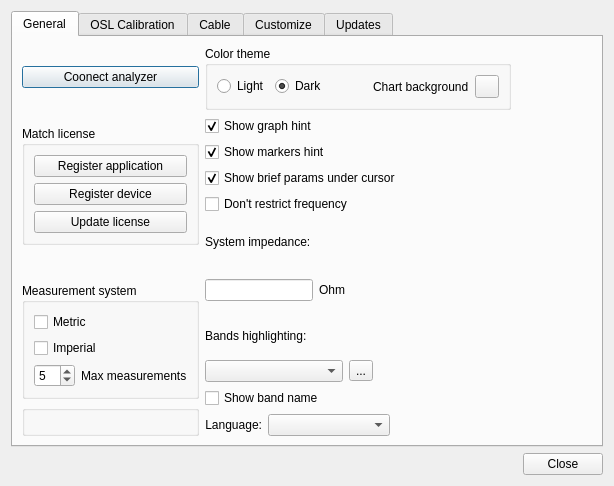
Before: the Qt Designer form settings.ui in rigexpert/AntScope2, drawn with Qt 5.
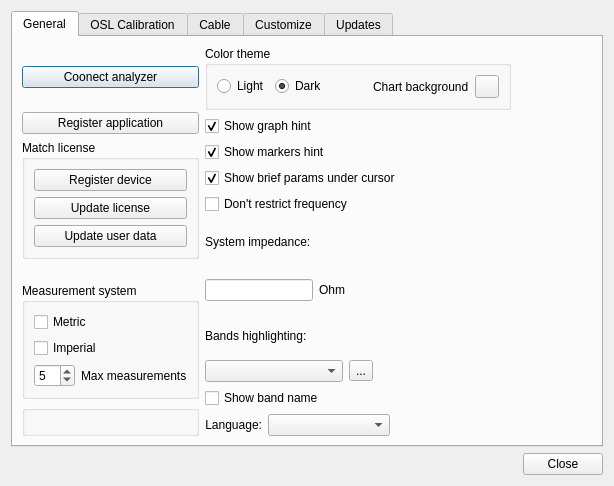
After: the same form once the commit is applied.

```diff
--- a/settings.ui
+++ b/settings.ui
@@ -73,19 +73,19 @@
              </property>
             </spacer>
            </item>
+           <item>
+            <widget class="QPushButton" name="pushButtonAntscope">
+             <property name="text">
+              <string>Register application</string>
+             </property>
+            </widget>
+           </item>
            <item>
             <widget class="QGroupBox" name="groupBoxLicense">
              <property name="title">
               <string>Match license</string>
              </property>
              <layout class="QVBoxLayout" name="verticalLayout_10">
-              <item>
-               <widget class="QPushButton" name="pushButtonAntscope">
-                <property name="text">
-                 <string>Register application</string>
-                </property>
-               </widget>
-              </item>
               <item>
                <widget class="QPushButton" name="pushButtonDevice">
                 <property name="text">
@@ -100,6 +100,13 @@
                 </property>
                </widget>
               </item>
+              <item>
+               <widget class="QPushButton" name="pushButtonUserData">
+                <property name="text">
+                 <string>Update user data</string>
+                </property>
+               </widget>
+              </item>
              </layout>
             </widget>
            </item>
```
